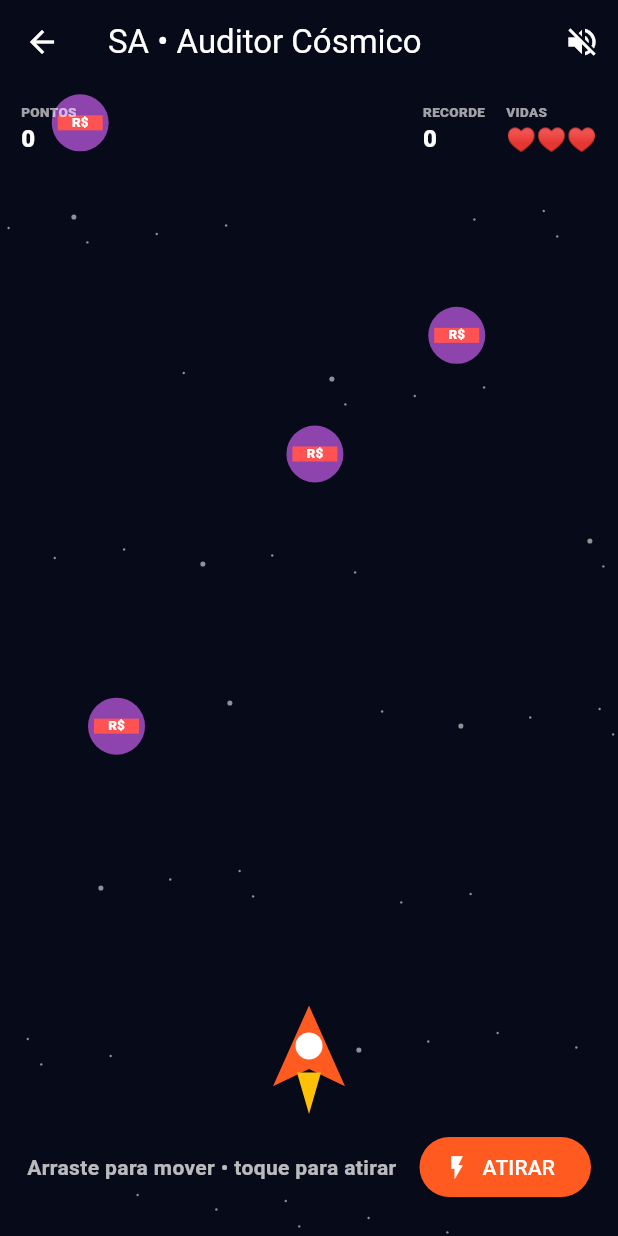
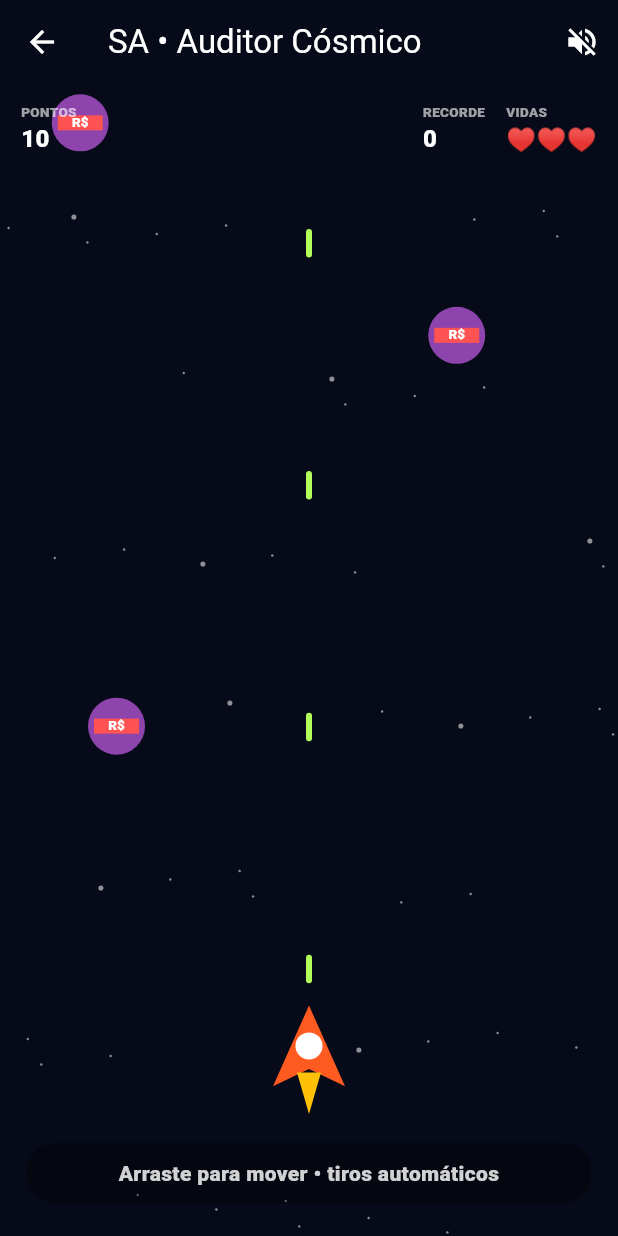
Before and after one commit to greskgja2-pixel/shopee-login-test, a Flutter app: the SaArcadePage screen opened directly with empty values, after a tap on the "volume up" icon, on a phone screen of 412 x 824 dp. Run offline on Flutter 3.47's test engine with Material 3 defaults, Android fonts, the phone set to English and light mode, and no system bars; our stand-ins replace audioplayers, pdf, shared_preferences, webview_flutter; accounts and stored records are empty.

Commit message:
feat: deixa tiros do arcade automaticos

```diff
--- a/super_anuncio/lib/minigame_page.dart
+++ b/super_anuncio/lib/minigame_page.dart
@@ -55,6 +55,10 @@ class _SaArcadePageState extends State<SaArcadePage> {
   void _update() {
     if (!mounted || gameOver) return;
     tick++;
+
+    // Aproximadamente 4 tiros por segundo. O jogador só precisa pilotar.
+    if (tick % 15 == 0) _shootAuto();
+
     if (tick % 44 == 0) {
       enemies.add(_ArcadeEnemy(x: .08 + rng.nextDouble() * .84, y: -.06, speed: .0024 + rng.nextDouble() * .0022));
     }
@@ -100,10 +104,11 @@ class _SaArcadePageState extends State<SaArcadePage> {
     if (mounted) setState(() {});
   }
 
-  void _shoot() {
+  void _shootAuto() {
     if (gameOver) return;
     bullets.add(_ArcadeBullet(x: shipX, y: .82));
-    if (!muted) audio.shot();
+    // Mantém o efeito presente sem transformar a rajada automática em ruído contínuo.
+    if (!muted && tick % 30 == 0) audio.shot();
   }
 
   void _move(double dx, double width) {
@@ -168,7 +173,6 @@ class _SaArcadePageState extends State<SaArcadePage> {
               GestureDetector(
                 behavior: HitTestBehavior.opaque,
                 onPanUpdate: (d) => _move(d.delta.dx, constraints.maxWidth),
-                onTap: _shoot,
                 child: CustomPaint(
                   size: Size.infinite,
                   painter: _ArcadePainter(shipX: shipX, bullets: bullets, enemies: enemies, tick: tick),
@@ -190,11 +194,11 @@ class _SaArcadePageState extends State<SaArcadePage> {
                 left: 18,
                 right: 18,
                 bottom: 22,
-                child: Row(children: [
-                  Expanded(child: Text('Arraste para mover • toque para atirar', style: TextStyle(color: Colors.white.withOpacity(.72), fontWeight: FontWeight.w700))),
-                  const SizedBox(width: 10),
-                  FilledButton.icon(onPressed: _shoot, icon: const Icon(Icons.flash_on), label: const Text('ATIRAR')),
-                ]),
+                child: Container(
+                  padding: const EdgeInsets.symmetric(horizontal: 14, vertical: 10),
+                  decoration: BoxDecoration(color: Colors.black.withOpacity(.35), borderRadius: BorderRadius.circular(18)),
+                  child: Text('Arraste para mover • tiros automáticos', textAlign: TextAlign.center, style: TextStyle(color: Colors.white.withOpacity(.82), fontWeight: FontWeight.w800)),
+                ),
               ),
               if (gameOver)
                 Positioned.fill(
```
